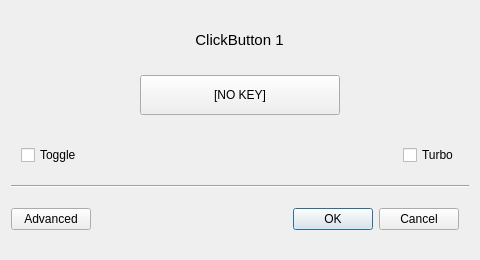
This is buttoneditdialog.ui in AntiMicroX/antimicrox as Qt 5 draws it before an edit. The edited form follows.
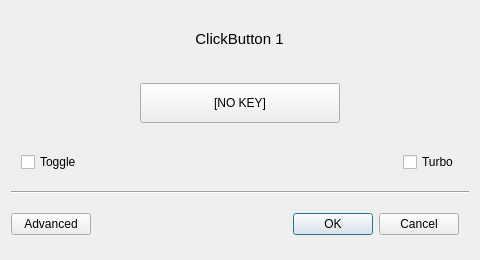
This is the edited form. Custom widgets are drawn as their Qt base class.

Commit message: Fixed label change in ButtonEditDialog

Patch:
```diff
--- a/buttoneditdialog.ui
+++ b/buttoneditdialog.ui
@@ -80,6 +80,22 @@
      </property>
     </widget>
    </item>
+   <item>
+    <spacer name="verticalSpacer">
+     <property name="orientation">
+      <enum>Qt::Vertical</enum>
+     </property>
+     <property name="sizeType">
+      <enum>QSizePolicy::Preferred</enum>
+     </property>
+     <property name="sizeHint" stdset="0">
+      <size>
+       <width>20</width>
+       <height>10</height>
+      </size>
+     </property>
+    </spacer>
+   </item>
    <item alignment="Qt::AlignHCenter">
     <widget class="KeyGrabberButton" name="pushButton">
      <property name="sizePolicy">
```
The commit also changes 4 other files.
